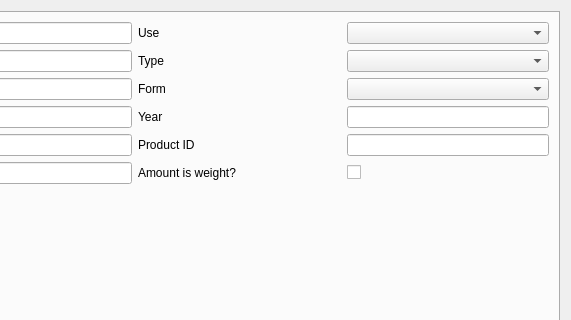
Before: the Qt Designer form ui/hopEditor.ui in Brewken/brewken, drawn with Qt 5; both pictures show x 229 to 800 and y 0 to 320 of the 800 by 450 pixel window.
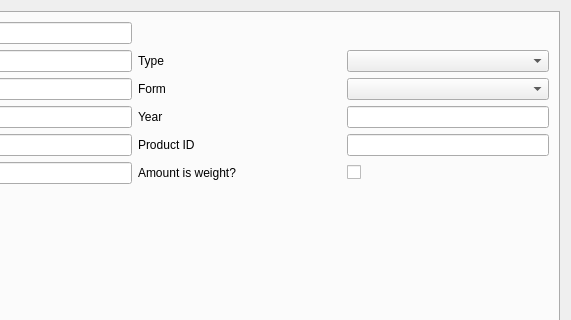
After: the same form once the commit is applied. Icons and pictures are not drawn. Custom widgets are drawn as their Qt base class.

What changed in the file:
```diff
--- a/ui/hopEditor.ui
+++ b/ui/hopEditor.ui
@@ -56,26 +56,6 @@
          </property>
         </widget>
        </item>
-       <item row="0" column="2">
-        <widget class="QLabel" name="label_use">
-         <property name="toolTip">
-          <string>Required</string>
-         </property>
-         <property name="text">
-          <string>Use</string>
-         </property>
-         <property name="buddy">
-          <cstring>comboBox_hopUse</cstring>
-         </property>
-        </widget>
-       </item>
-       <item row="0" column="3">
-        <widget class="BtComboBox" name="comboBox_hopUse">
-         <property name="toolTip">
-          <string>Use</string>
-         </property>
-        </widget>
-       </item>
        <item row="1" column="0">
         <widget class="QLabel" name="label_alpha">
          <property name="toolTip">
```
